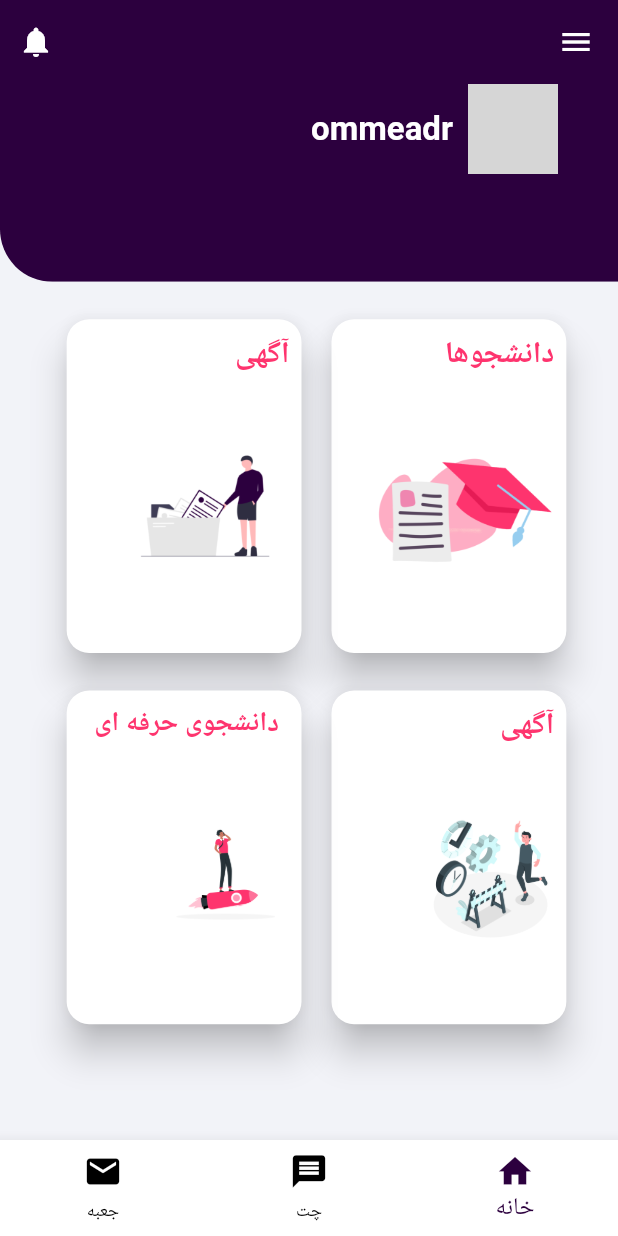
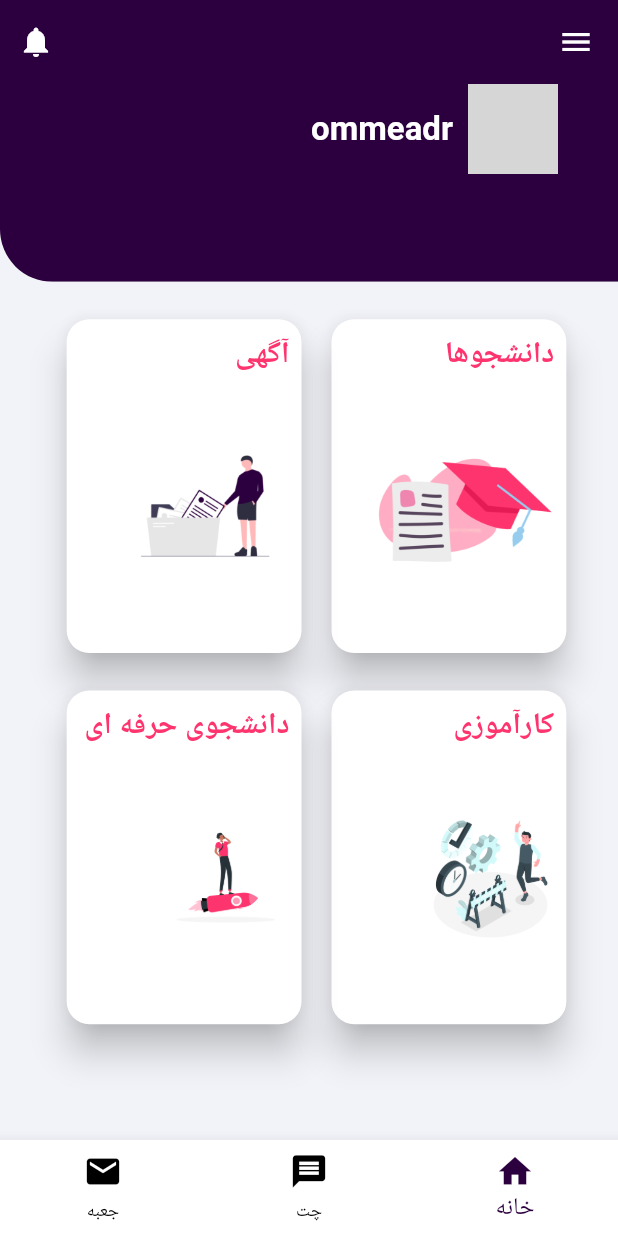
Before and after one commit to Mahdeei/Stube-application, a Flutter app: the screen it shows after launch, on a phone screen of 412 x 824 dp. Run offline on Flutter 3.47's test engine with Material 2 defaults, Android fonts, the phone set to English and light mode, and no system bars; our stand-ins replace carousel_slider; grey boxes are pictures that could not be loaded.

Commit message:
update cards

```diff
--- a/lib/ListCards.dart
+++ b/lib/ListCards.dart
@@ -14,13 +14,6 @@
 }
 
 class _ListCardsState extends State<ListCards> {
-  var phonesize;
-   List<String> images = [
-    'assets/image/In progress-amico (1).png',
-     'assets/image/download (4).png',
-     'assets/image/Startup life-rafiki (2).png',
-     'assets/image/undraw_folder_files_nweq.png',]
-  ;
 
    @override
   void initState() {
@@ -33,7 +26,7 @@
   Widget build(BuildContext context) {
 
 
-    phonesize = MediaQuery.of(context).size;
+    var phonesize = MediaQuery.of(context).size;
     return Center(
       child: new Column(
 
@@ -42,20 +35,29 @@
             mainAxisAlignment: MainAxisAlignment.center,
             children: <Widget>[
               new MenuItemWidget(model: new ModelMenu(R.titr.daneshjo,R.images.daneshjoHa),phonesize: phonesize,Listener: goToStu,),
-              new MenuItemWidget(model: new ModelMenu(R.titr.aagahi,R.images.projects),phonesize: phonesize,Listener: goToStu,),
+              new MenuItemWidget(model: new ModelMenu(R.titr.aagahi,R.images.projects),phonesize: phonesize,Listener: goToProjects,),
+            ],
+          ),
+          new Row(
+            mainAxisAlignment: MainAxisAlignment.center,
+            children: <Widget>[
+              new MenuItemWidget(model: new ModelMenu(R.titr.karamouzu,R.images.karAmouzi),phonesize: phonesize,Listener: goToKarAomuozi,),
+              new MenuItemWidget(model: new ModelMenu(R.titr.daneshjoyehefei,R.images.daneshjoyeHerfei),phonesize: phonesize,Listener: goToStu,),
+
 //              new GestureDetector(
 //                onTap: (){
-//                  Navigator.push(
+//                  Navigator.pushReplacement(
 //                    context,
-//                    MaterialPageRoute(builder: (context) => AgahiPages()),
-//                  );},
+//                    MaterialPageRoute(builder: (context) => KarAmouziPage()),
+//                  );
+//                },
 //                child: new Card(
 //
 //                  shadowColor: Colors.black,
 //                  elevation: 10.0,
 //                  shape: RoundedRectangleBorder(borderRadius: BorderRadius.circular(15.0)),
 //                  margin: const EdgeInsets.only(left: 15.0,right: 5.0,top: 25.0),
-//                  color:R.color.primary,
+//                  color: Colors.white,
 //                  child: new Container(
 //                    height: phonesize.height * 0.27,
 //                    width: phonesize.width * 0.38,
@@ -63,74 +65,39 @@
 //                      crossAxisAlignment: CrossAxisAlignment.start,
 //
 //                      children: <Widget>[
-//                        new Padding(padding: const EdgeInsets.only(right: 8.0,top: 10.0),child: new Text(listhome[2],style: TextStyle(color: Color(0xfffe346e),fontSize: 20.0,fontWeight: FontWeight.bold),),),
+//                        new Padding(padding: const EdgeInsets.only(right: 8.0,top: 10.0),child: new Text(R.titr.aagahi,style: TextStyle(color: Color(0xfffe346e),fontSize: 20.0,fontWeight: FontWeight.bold),),),
 //                        new SizedBox(height: 40.0,),
 //                        new Padding(padding: const EdgeInsets.symmetric(vertical: 5.0,horizontal: 8.0),
-//                            child: new Image(image: AssetImage(images[3]),height: 85.0,))
+//                            child: new Image(image: AssetImage(R.images.projects),height: 85.0,))
+//                      ],
+//                    ),
+//                  ),
+//                ),
+//              ),
+//              new GestureDetector(
+//                child: new Card(
+//
+//                  shadowColor: Colors.black,
+//                  elevation: 10.0,
+//                  shape: RoundedRectangleBorder(borderRadius: BorderRadius.circular(15.0)),
+//                  margin: const EdgeInsets.only(left: 15.0,right: 5.0,top: 25.0),
+//                  color: Colors.white,
+//                  child: new Container(
+//                    height: phonesize.height * 0.27,
+//                    width: phonesize.width * 0.38,
+//                    child: new Column(
+//                      crossAxisAlignment: CrossAxisAlignment.start,
+//
+//                      children: <Widget>[
+//                        new Padding(padding: const EdgeInsets.only(right: 15.0,top: 10.0),child: new Text(R.titr.daneshjoyehefei,style: TextStyle(color: Color(0xfffe346e),fontSize: 18.0,fontWeight: FontWeight.bold),),),
+//                        new SizedBox(height: 40.0,),
+//                        new Padding(padding: const EdgeInsets.symmetric(vertical: 5.0,horizontal: 8.0),
+//                            child: new Image(image: AssetImage(R.images.daneshjoyeHerfei),height: 85.0,))
 //                      ],
 //                    ),
 //                  ),
 //                ),
 //              )
-            ],
-          ),
-          new Row(
-            mainAxisAlignment: MainAxisAlignment.center,
-            children: <Widget>[
-              new GestureDetector(
-                onTap: (){
-                  Navigator.pushReplacement(
-                    context,
-                    MaterialPageRoute(builder: (context) => KarAmouziPage()),
-                  );
-                },
-                child: new Card(
-
-                  shadowColor: Colors.black,
-                  elevation: 10.0,
-                  shape: RoundedRectangleBorder(borderRadius: BorderRadius.circular(15.0)),
-                  margin: const EdgeInsets.only(left: 15.0,right: 5.0,top: 25.0),
-                  color: Colors.white,
-                  child: new Container(
-                    height: phonesize.height * 0.27,
-                    width: phonesize.width * 0.38,
-                    child: new Column(
-                      crossAxisAlignment: CrossAxisAlignment.start,
-
-                      children: <Widget>[
-                        new Padding(padding: const EdgeInsets.only(right: 8.0,top: 10.0),child: new Text(R.titr.aagahi,style: TextStyle(color: Color(0xfffe346e),fontSize: 20.0,fontWeight: FontWeight.bold),),),
-                        new SizedBox(height: 40.0,),
-                        new Padding(padding: const EdgeInsets.symmetric(vertical: 5.0,horizontal: 8.0),
-                            child: new Image(image: AssetImage(images[0]),height: 85.0,))
-                      ],
-                    ),
-                  ),
-                ),
-              ),
-              new GestureDetector(
-                child: new Card(
-
-                  shadowColor: Colors.black,
-                  elevation: 10.0,
-                  shape: RoundedRectangleBorder(borderRadius: BorderRadius.circular(15.0)),
-                  margin: const EdgeInsets.only(left: 15.0,right: 5.0,top: 25.0),
-                  color: Colors.white,
-                  child: new Container(
-                    height: phonesize.height * 0.27,
-                    width: phonesize.width * 0.38,
-                    child: new Column(
-                      crossAxisAlignment: CrossAxisAlignment.start,
-
-                      children: <Widget>[
-                        new Padding(padding: const EdgeInsets.only(right: 15.0,top: 10.0),child: new Text(R.titr.daneshjoyehefei,style: TextStyle(color: Color(0xfffe346e),fontSize: 18.0,fontWeight: FontWeight.bold),),),
-                        new SizedBox(height: 40.0,),
-                        new Padding(padding: const EdgeInsets.symmetric(vertical: 5.0,horizontal: 8.0),
-                            child: new Image(image: AssetImage(images[2]),height: 85.0,))
-                      ],
-                    ),
-                  ),
-                ),
-              )
             ],
           )
         ],
@@ -166,41 +133,6 @@
 //  );
 //}
 
-  Widget getStuWidget() {
-    return new GestureDetector(
-      onTap : () {
-        Navigator.push(
-          context,
-          MaterialPageRoute(builder: (context) => ProfilesPage()),
-        );
-      },
-      child: new Card(
-
-        shadowColor: Colors.black,
-        elevation: 10.0,
-        shape: RoundedRectangleBorder(borderRadius: BorderRadius.circular(15.0)),
-        margin: const EdgeInsets.only(left: 15.0,right: 5.0,top: 25.0),
-        color: Colors.white,
-        child: new Container(
-          height: phonesize.height * 0.27,
-          width: phonesize.width * 0.38,
-          child: new Column(
-            crossAxisAlignment: CrossAxisAlignment.start,
-
-            children: <Widget>[
-              new Padding(
-                padding: const EdgeInsets.only(right: 8.0,top: 10.0),
-                child: new Text(R.titr.karamouzu,style: TextStyle(color: Color(0xfffe346e),fontSize: 20.0,fontWeight: FontWeight.bold),),
-              ),
-              new SizedBox(height: 40.0,),
-              new Padding(padding: const EdgeInsets.symmetric(vertical: 5.0,horizontal: 8.0),
-                  child: new Image(image: AssetImage(images[1]),height: 85.0,))
-            ],
-          ),
-        ),
-      ),
-    );
-  }
 }
 
 
@@ -226,15 +158,7 @@
           onTap: () {
             Listener();
           },
-          child: new GestureDetector(
-            onTap : () {
-              Navigator.push(
-                context,
-                MaterialPageRoute(builder: (context) => ProfilesPage()),
-              );
-            },
             child: new Card(
-
               shadowColor: Colors.black,
               elevation: 10.0,
               shape: RoundedRectangleBorder(borderRadius: BorderRadius.circular(15.0)),
@@ -258,7 +182,84 @@
                 ),
               ),
             ),
-          )
+
         ));
   }
 }
+
+
+
+
+//
+//new GestureDetector(
+//onTap: (){
+//Navigator.push(
+//context,
+//MaterialPageRoute(builder: (context) => AgahiPages()),
+//);},
+//child: new Card(
+//
+//shadowColor: Colors.black,
+//elevation: 10.0,
+//shape: RoundedRectangleBorder(borderRadius: BorderRadius.circular(15.0)),
+//margin: const EdgeInsets.only(left: 15.0,right: 5.0,top: 25.0),
+//color:R.color.primary,
+//child: new Container(
+//height: phonesize.height * 0.27,
+//width: phonesize.width * 0.38,
+//child: new Column(
+//crossAxisAlignment: CrossAxisAlignment.start,
+//
+//children: <Widget>[
+//new Padding(padding: const EdgeInsets.only(right: 8.0,top: 10.0),child: new Text(listhome[2],style: TextStyle(color: Color(0xfffe346e),fontSize: 20.0,fontWeight: FontWeight.bold),),),
+//new SizedBox(height: 40.0,),
+//new Padding(padding: const EdgeInsets.symmetric(vertical: 5.0,horizontal: 8.0),
+//child: new Image(image: AssetImage(images[3]),height: 85.0,))
+//],
+//),
+//),
+//),
+//)
+
+
+
+
+
+
+
+
+//Widget getStuWidget() {
+//  return new GestureDetector(
+//    onTap : () {
+//      Navigator.push(
+//        context,
+//        MaterialPageRoute(builder: (context) => ProfilesPage()),
+//      );
+//    },
+//    child: new Card(
+//
+//      shadowColor: Colors.black,
+//      elevation: 10.0,
+//      shape: RoundedRectangleBorder(borderRadius: BorderRadius.circular(15.0)),
+//      margin: const EdgeInsets.only(left: 15.0,right: 5.0,top: 25.0),
+//      color: Colors.white,
+//      child: new Container(
+//        height: MediaQuery.of(context).size.height * 0.27,
+//        width: MediaQuery.of(context).size.width * 0.38,
+//        child: new Column(
+//          crossAxisAlignment: CrossAxisAlignment.start,
+//
+//          children: <Widget>[
+//            new Padding(
+//              padding: const EdgeInsets.only(right: 8.0,top: 10.0),
+//              child: new Text(R.titr.karamouzu,style: TextStyle(color: Color(0xfffe346e),fontSize: 20.0,fontWeight: FontWeight.bold),),
+//            ),
+//            new SizedBox(height: 40.0,),
+//            new Padding(padding: const EdgeInsets.symmetric(vertical: 5.0,horizontal: 8.0),
+//                child: new Image(image: AssetImage(R.images.karAmouzi),height: 85.0,))
+//          ],
+//        ),
+//      ),
+//    ),
+//  );
+//}
```
